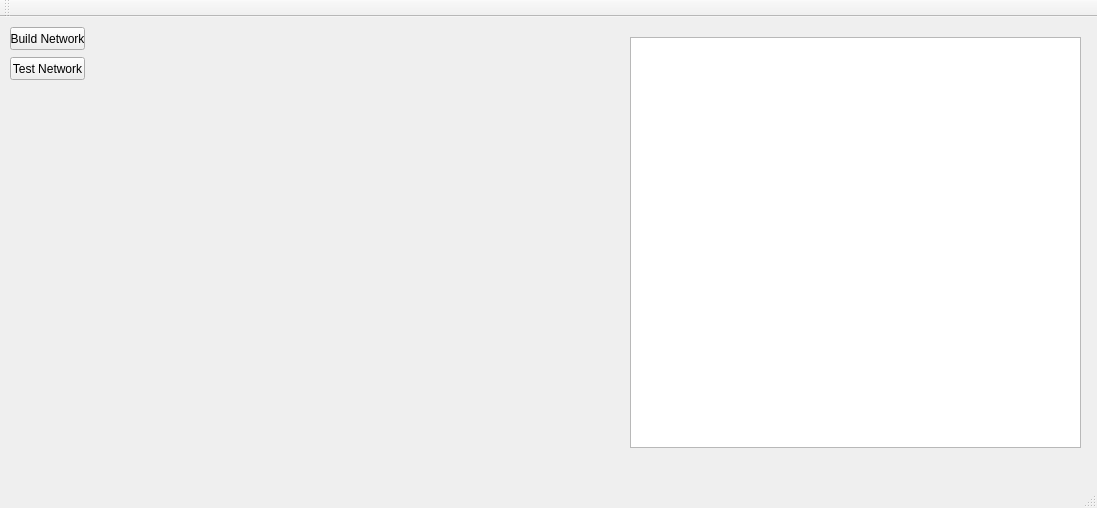
Above: src/CMainWindow.ui from fcrohas/QMWEStatistic before the change. Below: the same form after it.
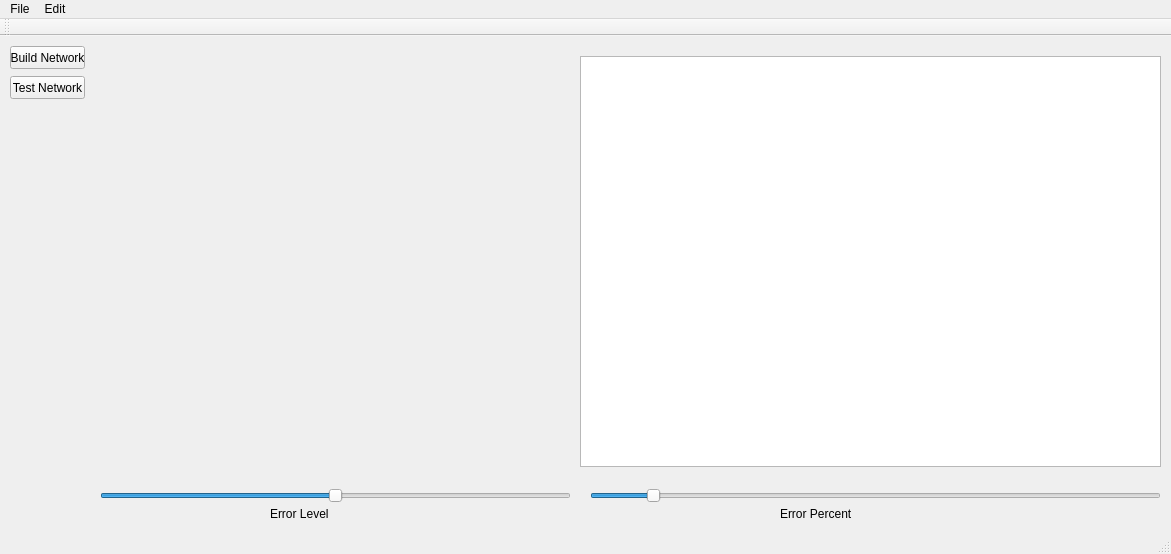
That is the form after the change.

Commit message: Add Graphic with Qwt widget

```diff
--- a/src/CMainWindow.ui
+++ b/src/CMainWindow.ui
@@ -6,8 +6,8 @@
    <rect>
     <x>0</x>
     <y>0</y>
-    <width>1097</width>
-    <height>508</height>
+    <width>1171</width>
+    <height>554</height>
    </rect>
   </property>
   <property name="windowTitle">
@@ -43,9 +43,9 @@
    <widget class="QTextBrowser" name="outputText">
     <property name="geometry">
      <rect>
-      <x>630</x>
+      <x>580</x>
       <y>20</y>
-      <width>451</width>
+      <width>581</width>
       <height>411</height>
      </rect>
     </property>
@@ -55,22 +55,101 @@
      <rect>
       <x>102</x>
       <y>20</y>
-      <width>521</width>
+      <width>471</width>
       <height>411</height>
      </rect>
     </property>
     <layout class="QHBoxLayout" name="plotterLayout"/>
    </widget>
+   <widget class="QSlider" name="errorLevel">
+    <property name="geometry">
+     <rect>
+      <x>100</x>
+      <y>450</y>
+      <width>471</width>
+      <height>19</height>
+     </rect>
+    </property>
+    <property name="maximum">
+     <number>100</number>
+    </property>
+    <property name="singleStep">
+     <number>1</number>
+    </property>
+    <property name="value">
+     <number>50</number>
+    </property>
+    <property name="orientation">
+     <enum>Qt::Horizontal</enum>
+    </property>
+   </widget>
+   <widget class="QSlider" name="errorPercent">
+    <property name="geometry">
+     <rect>
+      <x>590</x>
+      <y>450</y>
+      <width>571</width>
+      <height>19</height>
+     </rect>
+    </property>
+    <property name="maximum">
+     <number>100</number>
+    </property>
+    <property name="value">
+     <number>10</number>
+    </property>
+    <property name="orientation">
+     <enum>Qt::Horizontal</enum>
+    </property>
+   </widget>
+   <widget class="QLabel" name="label">
+    <property name="geometry">
+     <rect>
+      <x>270</x>
+      <y>470</y>
+      <width>91</width>
+      <height>16</height>
+     </rect>
+    </property>
+    <property name="text">
+     <string>Error Level</string>
+    </property>
+   </widget>
+   <widget class="QLabel" name="label_2">
+    <property name="geometry">
+     <rect>
+      <x>780</x>
+      <y>470</y>
+      <width>91</width>
+      <height>16</height>
+     </rect>
+    </property>
+    <property name="text">
+     <string>Error Percent</string>
+    </property>
+   </widget>
   </widget>
   <widget class="QMenuBar" name="menuBar">
    <property name="geometry">
     <rect>
      <x>0</x>
      <y>0</y>
-     <width>1097</width>
+     <width>1171</width>
      <height>21</height>
     </rect>
    </property>
+   <widget class="QMenu" name="menuFile">
+    <property name="title">
+     <string>File</string>
+    </property>
+   </widget>
+   <widget class="QMenu" name="menuEdit">
+    <property name="title">
+     <string>Edit</string>
+    </property>
+   </widget>
+   <addaction name="menuFile"/>
+   <addaction name="menuEdit"/>
   </widget>
   <widget class="QToolBar" name="mainToolBar">
    <attribute name="toolBarArea">
```
The commit also changes 6 other files.
